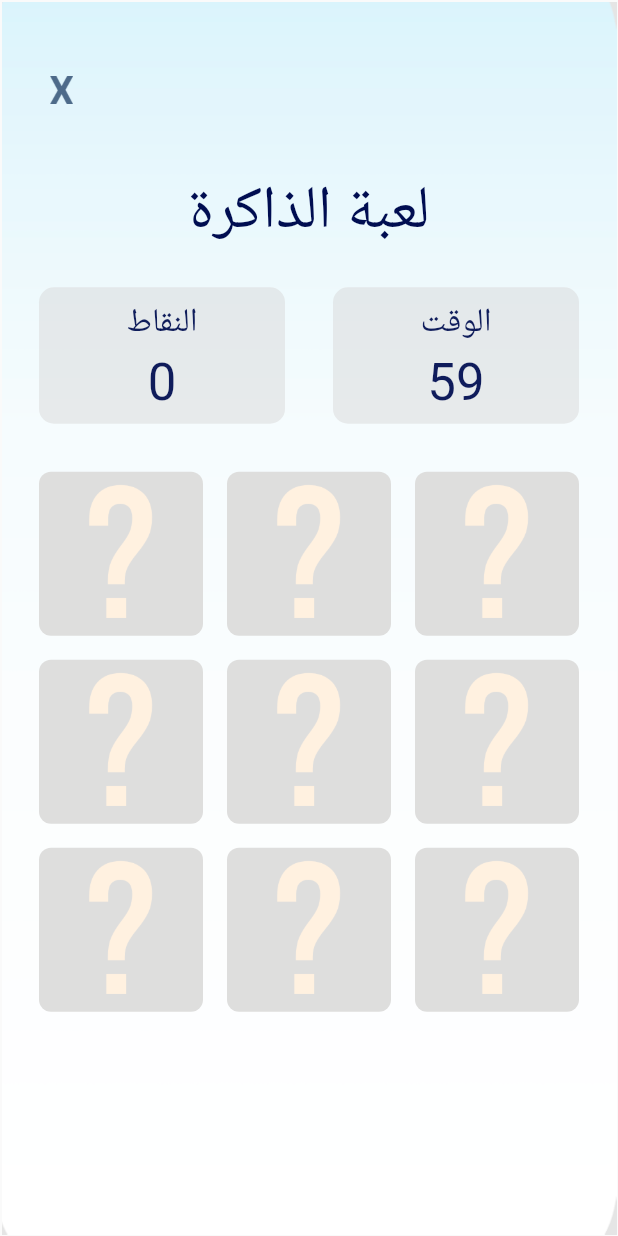
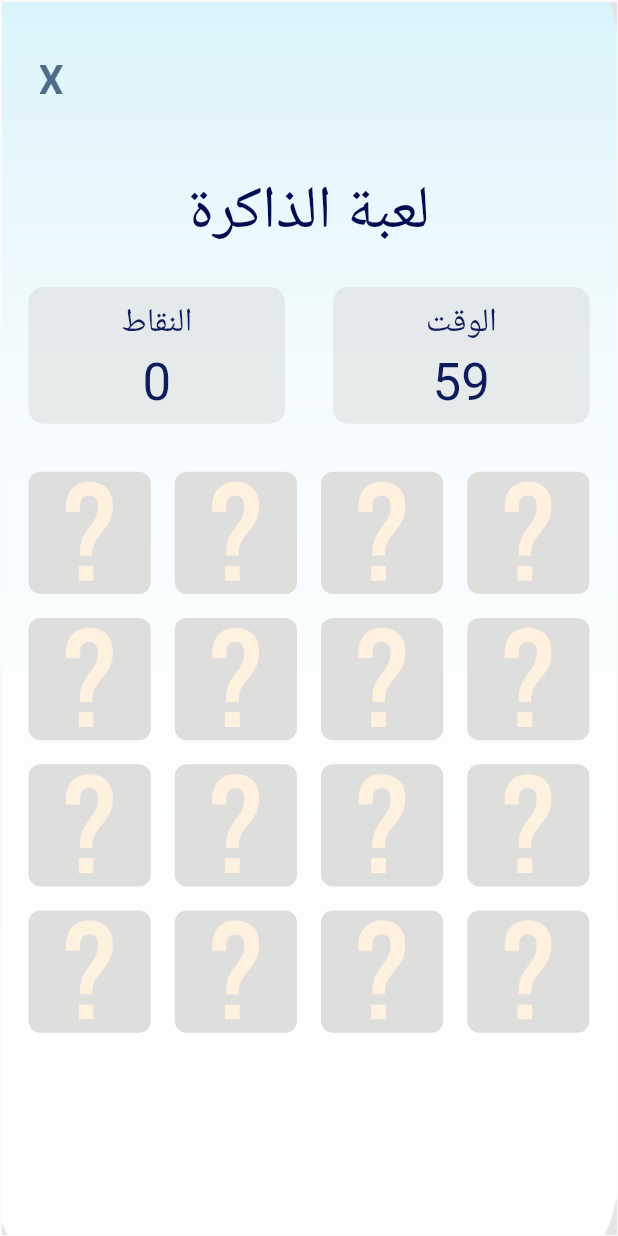
Before and after one commit to 2022-G2-Labib/Graduation-Project, a Flutter app: the NumberTest screen opened by its route, on a phone screen of 412 x 824 dp. Run offline on Flutter 3.47's test engine with Material 2 defaults, Android fonts, the light colour scheme and no system bars; our stand-ins replace flutter_screenutil, sqflite; missing offline and left inert: open_mail_app, syncfusion_flutter_pdfviewer; accounts and stored records are empty; Roboto replaces fonts that are missing (Cairo).

Commit message:
update numbers test

```diff
--- a/LabibM/lib/HomePage.dart
+++ b/LabibM/lib/HomePage.dart
@@ -1,4 +1,4 @@
-// ignore_for_file: prefer_const_constructors, file_names, must_be_immutable, prefer_final_fields, prefer_const_literals_to_create_immutables, deprecated_member_use, unused_import
+// ignore_for_file: prefer_const_constructors, file_names, must_be_immutable, prefer_final_fields, prefer_const_literals_to_create_immutables, deprecated_member_use, unused_import, prefer_is_not_empty
 
 import 'package:flutter/material.dart';
 import 'ExtraResourses/resourcesPage.dart';
@@ -232,7 +232,7 @@ class HomePage extends StatelessWidget {
                     child: GestureDetector(
                       onTap: () async {
                         await initAsync();
-                        if (score == 'مبتدئ' && (g != 11)) {
+                        if (score == 'مبتدئ' && (g != 15)) {
                           showDialog(
                               context: context,
                               builder: (BuildContext context) {
--- a/LabibM/lib/Numbers/NumberTest.dart
+++ b/LabibM/lib/Numbers/NumberTest.dart
@@ -37,7 +37,7 @@ class _NumberTest extends State<NumberTest> {
             _time(score);
             timer?.cancel();
           }
-          if (score == 4) {
+          if (score == 8) {
             timer?.cancel();
           }
         });
@@ -58,7 +58,7 @@ class _NumberTest extends State<NumberTest> {
     return Scaffold(
         body: Container(
       //background
-      padding: EdgeInsets.all(9),
+      padding: EdgeInsets.all(2),
       margin: EdgeInsets.all(1),
       decoration: BoxDecoration(
         image: DecorationImage(
@@ -177,7 +177,7 @@ class _NumberTest extends State<NumberTest> {
                   child: GridView.builder(
                       itemCount: _game.gameImg!.length,
                       gridDelegate: SliverGridDelegateWithFixedCrossAxisCount(
-                        crossAxisCount: 3, //counting how many box in row
+                        crossAxisCount: 4, //counting how many box in row
                         crossAxisSpacing: 16.0, // spacing between boxs x
                         mainAxisSpacing: 16.0, // spacing between boxs x
                       ),
@@ -245,7 +245,7 @@ class _NumberTest extends State<NumberTest> {
 
   bool _result(int score) {
     String sc = score.toString();
-    if (score == 4) {
+    if (score == 8) {
       //pop
       showDialog(
           context: context,
@@ -257,7 +257,7 @@ class _NumberTest extends State<NumberTest> {
               ),
               title: Center(
                   child: Text(
-                    "احسنت! لقد اجتزت الاختبار \n حصلت على نتيجة $sc/4",
+                "احسنت! لقد اجتزت الاختبار \n حصلت على نتيجة $sc/8",
                 textAlign: TextAlign.center,
                 style: TextStyle(
                     fontSize: 20, color: Color.fromARGB(255, 36, 68, 95)),
@@ -343,7 +343,7 @@ class _NumberTest extends State<NumberTest> {
             ),
             title: Center(
                 child: Text(
-              "!انتهى الوقت \n حصلت على نتيجة $sc/4",
+              "!انتهى الوقت \n حصلت على نتيجة $sc/8",
               textAlign: TextAlign.center,
               style: TextStyle(
                   fontSize: 20, color: Color.fromARGB(255, 36, 68, 95)),
@@ -354,7 +354,7 @@ class _NumberTest extends State<NumberTest> {
               width: 150,
             ),
             actions: [
-                            Container(
+              Container(
                 width: 140,
                 child: RaisedButton.icon(
                   icon: Icon(
@@ -417,11 +417,18 @@ class NumbersGame {
     "assets/NumberTest/9.png",
     "assets/NumberTest/2text.png",
     "assets/NumberTest/5text.png",
-    "assets/NumberTest/4.png",
+    "assets/NumberTest/0.png",
     "assets/NumberTest/6text.png",
     "assets/NumberTest/9text.png",
+    "assets/NumberTest/0text.png",
+    "assets/NumberTest/1text.png",
+    "assets/NumberTest/3text.png",
+    "assets/NumberTest/8text.png",
+    "assets/NumberTest/1.png",
+    "assets/NumberTest/3.png",
+    "assets/NumberTest/8.png",
   ];
-  final int cardCount = 9;
+  final int cardCount = 16;
   List<Map<int, String>> matchCheck = [];
 
   //methods
--- a/LabibM/lib/Words/WordsTest.dart
+++ b/LabibM/lib/Words/WordsTest.dart
@@ -3,7 +3,6 @@
 import 'package:flutter/material.dart';
 import 'package:labeeb_app/DataBase/database_service.dart';
 import 'package:labeeb_app/PlacementQuiz/result.dart';
-import 'package:labeeb_app/grades.dart';
 import '../HomePage.dart';
 import 'wordsGame.dart';
 import 'wordsGameLetters.dart';
--- a/LabibM/lib/grades.dart
+++ b/LabibM/lib/grades.dart
@@ -41,7 +41,7 @@ class _gradesState extends State<grades> {
               grades.letterspassedTest = true;
             }
 
-            if (result['numbersTest'] == 4) {
+            if (result['numbersTest'] == 8) {
               number = " اجتزت";
               grades.numbersspassedTest = true;
             }
```
Also changed, not shown: LabibM/lib/Letters/Letterslesson.dart (+5 -4 lines), LabibM/lib/Numbers/Numberlesson.dart (+7 -5 lines), LabibM/lib/Words/Wordslesson.dart (+5 -2 lines), LabibM/lib/Words/Wordslesson2.dart (+5 -4 lines), LabibM/assets/NumberTest/0.png (added), LabibM/assets/NumberTest/0text.png (added), LabibM/assets/NumberTest/1.png (added), LabibM/assets/NumberTest/1text.png (added), LabibM/assets/NumberTest/3.png (added), LabibM/assets/NumberTest/3text.png (added), LabibM/assets/NumberTest/4.png (deleted), LabibM/assets/NumberTest/8.png (added), LabibM/assets/NumberTest/8text.png (added), 3 other files.
